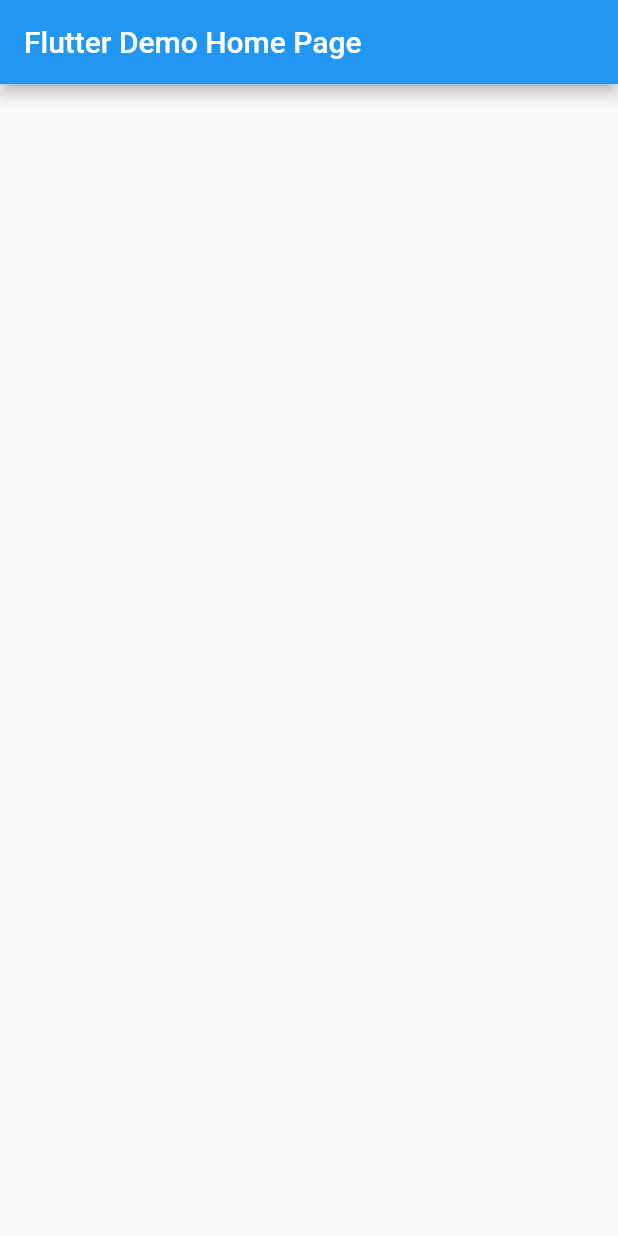
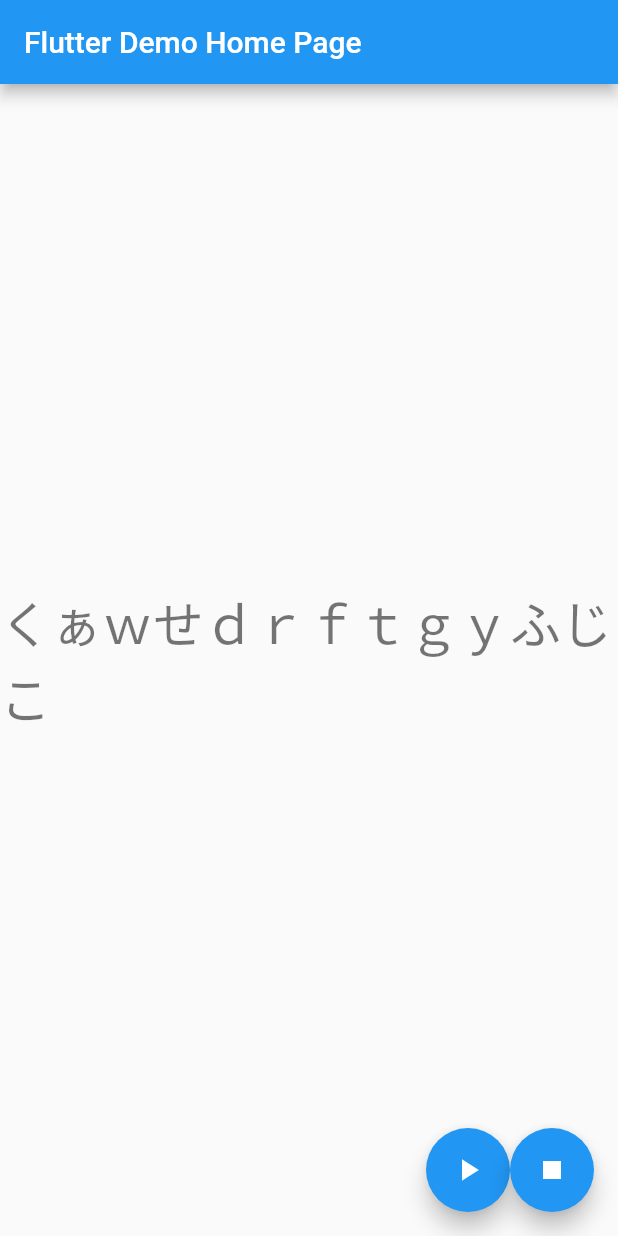
Before and after one commit to kadu-v/flutter-learn, a Flutter app: the screen it shows after launch, on a phone screen of 412 x 824 dp. Run offline on Flutter 3.47's test engine with Material 2 defaults, Android fonts, the phone set to English and light mode, and no system bars; our stand-ins replace flutter_tts, font_awesome_flutter, sensors_plus.

Commit message:
Finish; chapter 25

```diff
--- a/helloworld/lib/main.dart
+++ b/helloworld/lib/main.dart
@@ -6,6 +6,7 @@ import 'test_page1.dart';
 import 'test_page2.dart';
 import 'test_page3.dart';
 import 'package:sensors_plus/sensors_plus.dart';
+import 'package:flutter_tts/flutter_tts.dart';
 
 void main() {
   runApp(const MyApp());
@@ -60,43 +61,46 @@ class MyHomePage extends StatefulWidget {
 }
 
 class _MyHomePageState extends State<MyHomePage> {
-  String _userAccelerometerValues = "";
-  String _gyroscopeValues = "";
+  FlutterTts flutterTts = FlutterTts();
+  final String _speakText = "くぁｗせｄｒｆｔｇｙふじこ";
+
+  // 読み上げ用
+  Future<void> _speak() async {
+    await flutterTts.setLanguage("ja-JP"); // 言語
+    await flutterTts.setSpeechRate(1.0); // 速度
+    await flutterTts.setVolume(1.0); // 音量
+    await flutterTts.setPitch(1.0); // ピッチ
+    await flutterTts.speak(_speakText); //読み上げ
+  }
+
+  // 停止用
+  Future<void> _stop() async {
+    await flutterTts.stop();
+  }
 
   @override
   Widget build(BuildContext context) {
     return Scaffold(
-        appBar: AppBar(
-          title: Text(widget.title),
+      appBar: AppBar(
+        title: Text(widget.title),
+      ),
+      body: Center(
+        child: Column(
+          mainAxisAlignment: MainAxisAlignment.center,
+          children: <Widget>[
+            Text(
+              _speakText,
+              style: Theme.of(context).textTheme.headline4,
+            ),
+          ],
         ),
-        body: Column(
-          mainAxisAlignment: MainAxisAlignment.spaceAround,
-          children: <Widget>[
-            Text(_userAccelerometerValues,
-                style: Theme.of(context).textTheme.titleLarge),
-            Text(_gyroscopeValues,
-                style: Theme.of(context).textTheme.titleLarge),
-          ],
-        ));
-  }
-
-  @override
-  void initState() {
-    super.initState();
-    userAccelerometerEvents.listen(
-      (UserAccelerometerEvent event) {
-        setState(() {
-          _userAccelerometerValues =
-              "加速度センサー\n${event.x}\n${event.y}\n${event.z}";
-        });
-      },
-    );
-    gyroscopeEvents.listen(
-      (GyroscopeEvent event) {
-        setState(() {
-          _gyroscopeValues = "ジャイロセンサー\n${event.x}\n${event.y}\n${event.z}";
-        });
-      },
+      ),
+      floatingActionButton:
+          Row(mainAxisAlignment: MainAxisAlignment.end, children: [
+        FloatingActionButton(
+            onPressed: _speak, child: const Icon(Icons.play_arrow)),
+        FloatingActionButton(onPressed: _stop, child: const Icon(Icons.stop))
+      ]),
     );
   }
 }
--- a/helloworld/pubspec.yaml
+++ b/helloworld/pubspec.yaml
@@ -39,7 +39,7 @@ dependencies:
 dev_dependencies:
   flutter_test:
     sdk: flutter
-
+  flutter_tts: ^3.5.0
   # The "flutter_lints" package below contains a set of recommended lints to
   # encourage good coding practices. The lint set provided by the package is
   # activated in the `analysis_options.yaml` file located at the root of your
```
Also changed, not shown: 4 other files.
